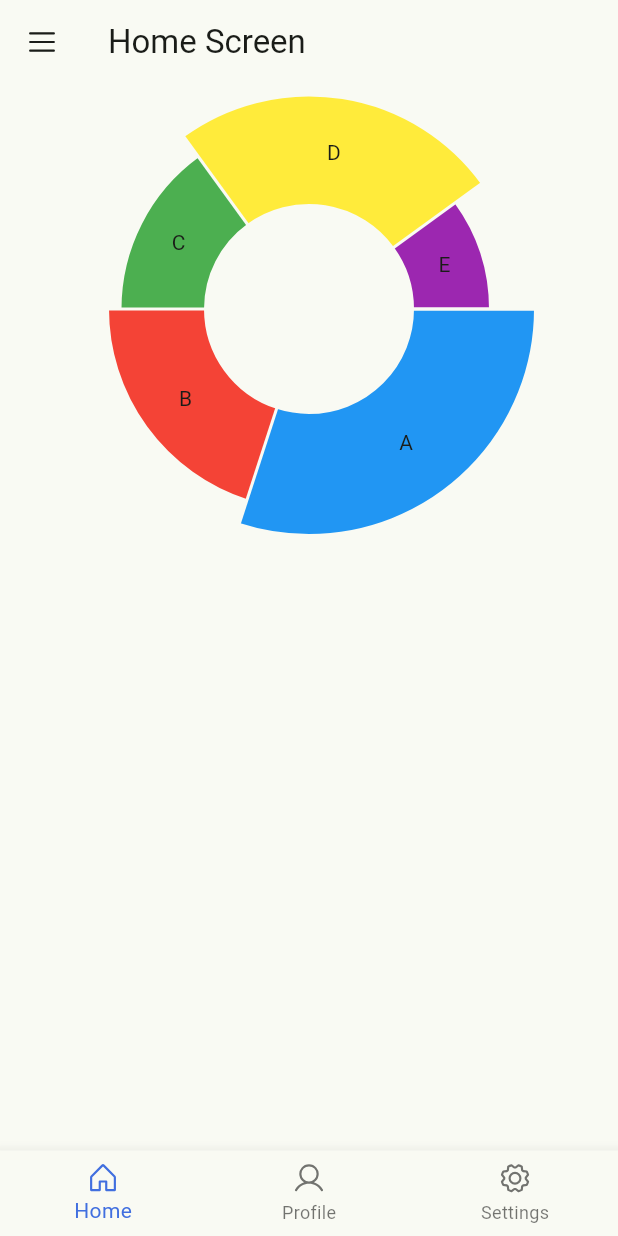
After one commit to tanmay261/flutter_neon_template, a Flutter app: the Homescreen screen opened directly, on a phone screen of 412 x 824 dp. The commit adds this screen. Run offline on Flutter 3.47's test engine with Material 3 defaults, Android fonts, the phone set to English and light mode, and no system bars; drawn by our look-alikes of fl_chart; our stand-ins replace phosphor_flutter; statements that could not run were skipped.

Commit message:
chore: drawer and home screens setup

```diff
--- /dev/null
+++ b/lib/screens/feed_screen.dart
@@ -0,0 +1,58 @@
+import 'package:fl_chart/fl_chart.dart';
+import 'package:flutter/material.dart';
+
+class FeedScreen extends StatelessWidget {
+  const FeedScreen({super.key});
+
+  @override
+  Widget build(BuildContext context) {
+    double calculateRadius(
+        double value, double maxValue, double minRadius, double maxRadius) {
+      return minRadius + (value / maxValue) * (maxRadius - minRadius);
+    }
+
+    const double minRadius = 30.0; // Minimum radius
+    const double maxRadius = 80.0; // Maximum radius
+    const double maxValue = 30.0;
+    var chartData = PieChartData(sections: [
+      PieChartSectionData(
+          value: 30,
+          title: 'A',
+          showTitle: true,
+          radius: calculateRadius(30, maxValue, minRadius, maxRadius),
+          color: Colors.blue),
+      PieChartSectionData(
+          value: 20,
+          title: 'B',
+          showTitle: true,
+          radius: calculateRadius(20, maxValue, minRadius, maxRadius),
+          color: Colors.red),
+      PieChartSectionData(
+          value: 15,
+          title: 'C',
+          showTitle: true,
+          radius: calculateRadius(15, maxValue, minRadius, maxRadius),
+          color: Colors.green),
+      PieChartSectionData(
+          value: 25,
+          title: 'D',
+          showTitle: true,
+          radius: calculateRadius(25, maxValue, minRadius, maxRadius),
+          color: Colors.yellow),
+      PieChartSectionData(
+          value: 10,
+          title: 'E',
+          showTitle: true,
+          radius: 50,
+          color: Colors.purple),
+    ]);
+    return Scaffold(
+      body: ListView(children: [
+        SizedBox(
+          height: 300,
+          child: PieChart(chartData),
+        ),
+      ]),
+    );
+  }
+}
--- a/lib/screens/home_screen.dart
+++ b/lib/screens/home_screen.dart
@@ -1,74 +1,157 @@
 import 'package:flutter/material.dart';
-import 'login_screen.dart';
-import 'package:flutter_neon_template/themes/theme.dart';
-import 'signup_screen.dart';
-import 'package:flutter_neon_template/widgets/custom_scaffold.dart';
-import 'package:flutter_neon_template/widgets/welcome_button.dart';
+import 'package:flutter_neon_template/screens/feed_screen.dart';
+import 'package:flutter_neon_template/screens/profile_screen.dart';
+import 'package:flutter_neon_template/screens/settings_screen.dart';
+import 'package:phosphor_flutter/phosphor_flutter.dart';
 
-class WelcomeScreen extends StatelessWidget {
-  const WelcomeScreen({super.key});
+class Homescreen extends StatefulWidget {
+  const Homescreen({super.key});
+
+  @override
+  State<Homescreen> createState() => _HomescreenState();
+}
+
+class _HomescreenState extends State<Homescreen> {
+  int _selectedIndex = 0;
+  final PageController _pageController = PageController();
+
+  void _onItemTapped(int index) {
+    setState(() {
+      _selectedIndex = index;
+    });
+    _pageController.jumpToPage(index); // Navigate to the selected page
+  }
 
   @override
   Widget build(BuildContext context) {
-    return CustomScaffold(
-      child: Column(
-        children: [
-          Flexible(
-              flex: 8,
-              child: Container(
-                padding: const EdgeInsets.symmetric(
-                  vertical: 0,
-                  horizontal: 40.0,
+    final theme = Theme.of(context).colorScheme;
+    return Scaffold(
+      appBar: AppBar(
+        title: const Text('Home Screen'),
+        leading: Builder(
+          builder: (context) {
+            return IconButton(
+              icon: Icon(
+                PhosphorIcons.list(),
+                size: 23.0,
+              ),
+              onPressed: () {
+                Scaffold.of(context).openDrawer();
+              },
+            );
+          },
+        ),
+      ),
+      drawer: Drawer(
+        child: ListView(
+          padding: EdgeInsets.zero,
+          children: <Widget>[
+            const DrawerHeader(
+              decoration: BoxDecoration(
+                image: DecorationImage(
+                  image: AssetImage(
+                      'assets/images/drawer_bg.jpg'), // Replace with your background image path
+                  fit: BoxFit.cover,
                 ),
-                child: Center(
-                  child: RichText(
-                    textAlign: TextAlign.center,
-                    text: const TextSpan(
-                      children: [
-                        TextSpan(
-                            text: 'Welcome Back!\n',
-                            style: TextStyle(
-                              fontSize: 45.0,
-                              fontWeight: FontWeight.w600,
-                            )),
-                        TextSpan(
-                            text: '\nEnter your details',
-                            style: TextStyle(
-                              fontSize: 20,
-                              // height: 0,
-                            ))
-                      ],
+                color:
+                    Colors.transparent, // Optional: adjust based on your design
+              ),
+              child: Column(
+                children: [
+                  CircleAvatar(
+                    radius: 40,
+                    backgroundImage: AssetImage(
+                        'assets/images/avatar_img.jpg'), // Replace with your avatar image path
+                  ),
+                  SizedBox(height: 1),
+                  Text(
+                    'Your Name',
+                    style: TextStyle(
+                      color: Colors.white,
+                      fontSize: 20,
                     ),
                   ),
-                ),
-              )),
-          Flexible(
-            flex: 1,
-            child: Align(
-              alignment: Alignment.bottomRight,
-              child: Row(
-                children: [
-                  const Expanded(
-                    child: WelcomeButton(
-                      buttonText: 'Sign in',
-                      onTap: SignInScreen(),
-                      color: Colors.transparent,
-                      textColor: Colors.white,
-                    ),
-                  ),
-                  Expanded(
-                    child: WelcomeButton(
-                      buttonText: 'Sign up',
-                      onTap: const SignUpScreen(),
-                      color: Colors.white,
-                      textColor: lightColorScheme.primary,
+                  Text(
+                    'Your Title',
+                    style: TextStyle(
+                      color: Colors.white54,
+                      fontSize: 16,
                     ),
                   ),
                 ],
               ),
             ),
+            ListTile(
+              title: const Text('Item 1'),
+              onTap: () {
+                // Handle item 1 tap
+                Navigator.pop(context);
+              },
+            ),
+            ListTile(
+              title: const Text('Item 2'),
+              onTap: () {
+                // Handle item 2 tap
+                Navigator.pop(context);
+              },
+            ),
+            ListTile(
+              title: const Text('Item 3'),
+              onTap: () {
+                // Handle item 3 tap
+                Navigator.pop(context);
+              },
+            ),
+            ListTile(
+              title: const Text('Item 4'),
+              onTap: () {
+                // Handle item 4 tap
+                Navigator.pop(context);
+              },
+            ),
+          ],
+        ),
+      ),
+      body: PageView(
+        controller: _pageController,
+        onPageChanged: (index) {
+          setState(() {
+            _selectedIndex = index;
+          });
+        },
+        children: const <Widget>[
+          FeedScreen(),
+          Profilescreen(),
+          SettingsScreen(),
+        ],
+      ),
+      bottomNavigationBar: BottomNavigationBar(
+        items: [
+          BottomNavigationBarItem(
+            icon: Icon(
+              PhosphorIcons.house(),
+              size: 23.0,
+              color: theme.primary,
+            ),
+            label: 'Home',
+          ),
+          BottomNavigationBarItem(
+            icon: Icon(
+              PhosphorIcons.user(),
+              size: 23.0,
+            ),
+            label: 'Profile',
+          ),
+          BottomNavigationBarItem(
+            icon: Icon(
+              PhosphorIcons.gear(),
+              size: 23.0,
+            ),
+            label: 'Settings',
           ),
         ],
+        currentIndex: _selectedIndex,
+        onTap: _onItemTapped,
       ),
     );
   }
--- a/lib/screens/signup_screen.dart
+++ b/lib/screens/signup_screen.dart
@@ -258,10 +258,6 @@ class _SignUpScreenState extends State<SignUpScreen> {
                             PhosphorIcons.appleLogo(),
                             size: 32.0,
                           )
-                          // Logo(Logos.facebook_f),
-                          // Logo(Logos.twitter),
-                          // Logo(Logos.google),
-                          // Logo(Logos.apple),
                         ],
                       ),
                       const SizedBox(
```
Also changed, not shown: lib/screens/login_screen.dart (+7 -19 lines), lib/screens/profile_screen.dart (added, +149 -0 lines), lib/screens/settings_screen.dart (added, +52 -0 lines), lib/screens/welcome_screen.dart (added, +75 -0 lines).
